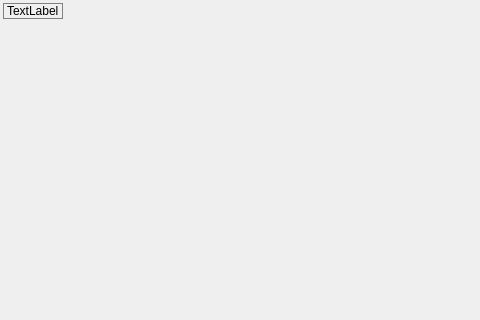
sme-gmbh/smepowercad, file toolwidget.ui: the form before one commit; both pictures show x 0 to 480 and y 0 to 320 of the 800 by 800 pixel window.
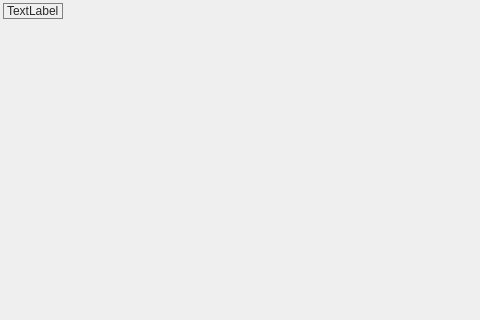
The form after the commit.

```diff
--- a/toolwidget.ui
+++ b/toolwidget.ui
@@ -30,8 +30,9 @@
   </property>
   <property name="styleSheet">
    <string notr="true">QLabel{
-border: 1px solid gray;
-background-color: rgb(240, 240, 240);
+	border: 1px solid gray;
+	background-color: rgb(240, 240, 240);
+	color: rgb(40,40, 40);
 }
 
 QLabel:hover{
@@ -45,8 +46,8 @@
 }
 
 QToolButton{
-border: 1px solid gray; 
-background-color: rgb(240, 240, 240);
+	border: 1px solid gray; 
+	background-color: rgb(240, 240, 240);
 }
 
 QToolButton:hover{
```
Left out of the diff: 20 changed lines with no effect on the pictures.
